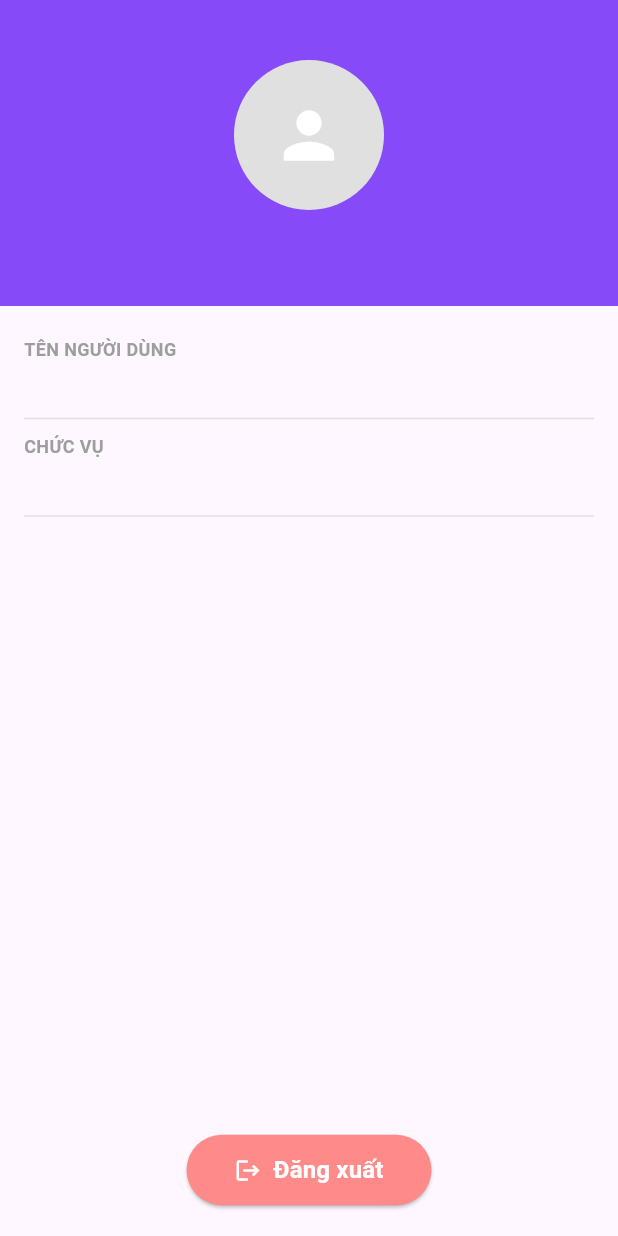
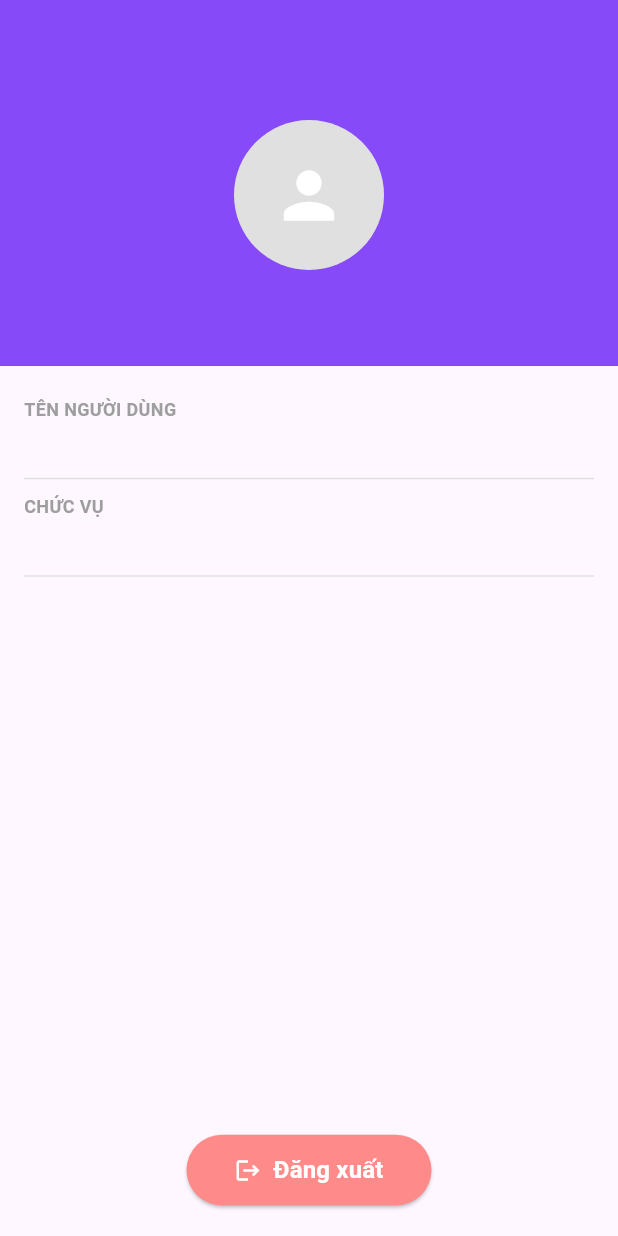
Before and after one commit to Binh00001/august_project, a Flutter app: the ProfileScreen screen opened directly, on a phone screen of 412 x 824 dp. Run offline on Flutter 3.47's test engine with Material 3 defaults, Android fonts, the phone set to English and light mode, and no system bars; our stand-ins replace bloc, dio, easy_localization, equatable, flutter_bloc, image_picker and 2 more; accounts and stored records are empty.

Commit message:
fix ui profile

```diff
--- a/lib/page/main_page/sub_page/profile_screen.dart
+++ b/lib/page/main_page/sub_page/profile_screen.dart
@@ -102,7 +102,7 @@ class _ProfileScreenState extends State<ProfileScreen> {
           ),
       child: Column(
         children: [
-          const SizedBox(height: 40),
+          const SizedBox(height: 80),
           CircleAvatar(
             radius: 50,
             backgroundColor: Colors.grey[300],
```
